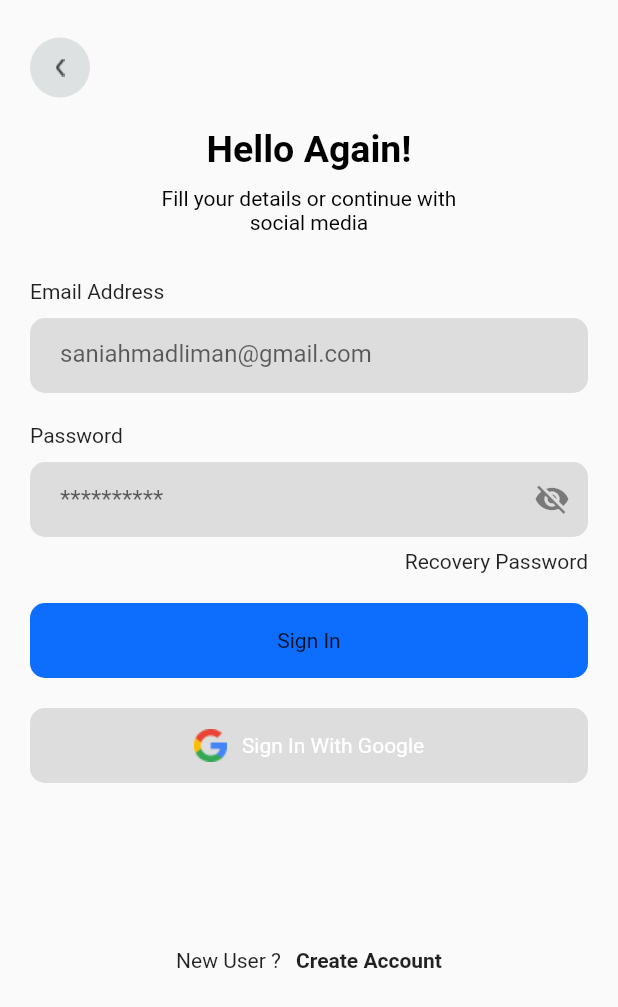
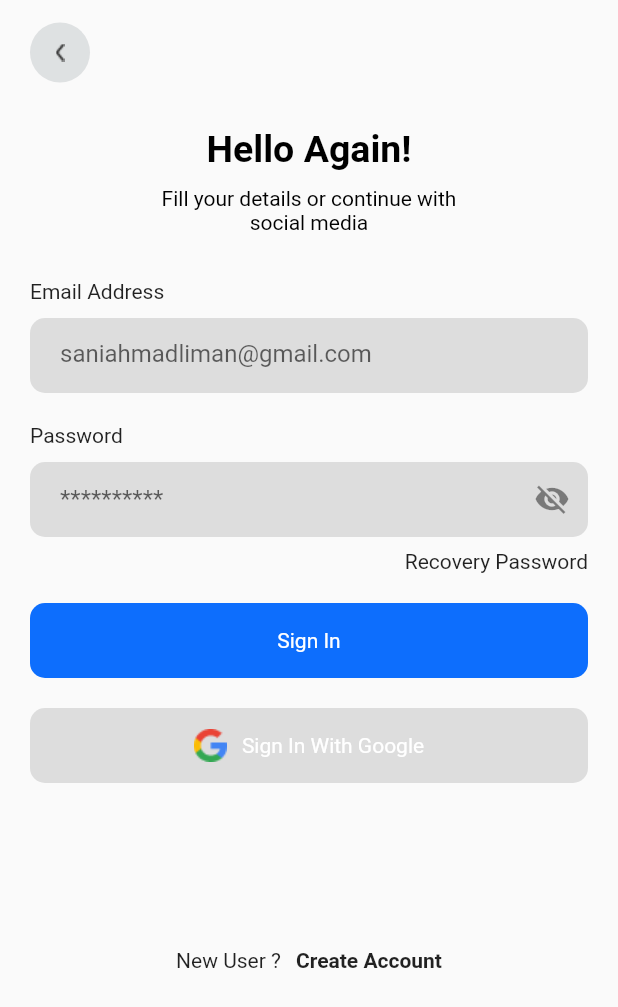
Before and after one commit to Ahmadsaniliman/Nike-Store-UI, a Flutter app: the SignInScreen screen opened by its route, on a phone screen of 412 x 824 dp. Shown: the top 1007 px of the screen. Run offline on Flutter 3.47's test engine with Material 2 defaults, Android fonts, the phone set to English and light mode, and no system bars; our stand-ins replace curved_navigation_bar.

Commit message:
fix some bugs

```diff
--- a/lib/Constants/routes.dart
+++ b/lib/Constants/routes.dart
@@ -3,9 +3,9 @@
 const loginRoute = '/login/';
 const forgotPasswordRoute = '/forgotPassword/';
 const optRoute = '/otpScreen/';
-const onBoardingScreenOneRoute = '//';
-const onBoardingScreenTwoRoute = '//';
-const onBoardingScreenThreeRoute = '//';
+const onBoardingScreenOneRoute = '/onBoardingScreen/';
+const onBoardingScreenTwoRoute = '/onBoardingScreen2/';
+const onBoardingScreenThreeRoute = '/onBoardingScreen3/';
 const searchRoute = '/searchScreen/';
 const favouriteRoute = '/favouriteScreen/';
 const profileRoute = '/profileScreen/';
--- a/lib/OnBoardingScreens/Components/on_boarding_screen_2.dart
+++ b/lib/OnBoardingScreens/Components/on_boarding_screen_2.dart
@@ -13,7 +13,7 @@
 class _OnBoardingScreen2State extends State<OnBoardingScreen2> {
   @override
   Widget build(BuildContext context) {
-    int _index = 1;
+    // int _index = 1;
     return Scaffold(
       body: Container(
         height: double.infinity,
@@ -77,7 +77,7 @@
                     children: [
                       ...List.generate(
                         3,
-                        (index) => ChangeRoller(index: index),
+                        (index) => const ChangeRoller(index: 1),
                       ),
                     ],
                   ),
@@ -95,7 +95,7 @@
                           onBoardingScreenThreeRoute,
                         );
                         setState(() {
-                          ChangeRoller(index: _index);
+                          const ChangeRoller(index: 1);
                         });
                       },
                       child: Container(
--- a/lib/OnBoardingScreens/Components/on_boarding_screen_3.dart
+++ b/lib/OnBoardingScreens/Components/on_boarding_screen_3.dart
@@ -87,7 +87,7 @@
                     child: GestureDetector(
                       onTap: () {
                         Navigator.of(context).pushNamed(
-                          homeScreenRoute,
+                          loginRoute,
                         );
                         setState(() {
                           ChangeRoller(index: _index);
--- a/lib/SignIn/sign_in.dart
+++ b/lib/SignIn/sign_in.dart
@@ -1,4 +1,5 @@
 import 'package:flutter/material.dart';
+import 'package:nike_store_ui/Constants/routes.dart';
 
 import '../Constants/colors.dart';
 
@@ -9,11 +10,15 @@
   Widget build(BuildContext context) {
     return Scaffold(
       body: Padding(
-        padding: const EdgeInsets.symmetric(
-          vertical: 25.0,
-          horizontal: 20.0,
+        padding: const EdgeInsets.only(
+          top: 15.0,
+          bottom: 25.0,
+          left: 20.0, right: 20.0,
+          //   vertical: 25.0,
+          //   horizontal: 20.0,
         ),
         child: SafeArea(
+          child: SingleChildScrollView(
             child: Column(
               crossAxisAlignment: CrossAxisAlignment.start,
               children: [
@@ -29,7 +34,7 @@
                   ),
                 ),
                 //
-              const SizedBox(height: 20.0),
+                const SizedBox(height: 30.0),
                 Center(
                   child: Column(
                     crossAxisAlignment: CrossAxisAlignment.center,
@@ -116,7 +121,13 @@
                         ),
                       ),
                       // Text
-                    Container(
+                      GestureDetector(
+                        onTap: () {
+                          Navigator.of(context).pushNamed(
+                            optRoute,
+                          );
+                        },
+                        child: Container(
                           height: 50.0,
                           width: double.infinity,
                           decoration: BoxDecoration(
@@ -124,7 +135,11 @@
                             borderRadius: BorderRadius.circular(10.0),
                           ),
                           child: const Center(
-                        child: Text('Sign In'),
+                            child: Text(
+                              'Sign In',
+                              style: TextStyle(color: whiteColor),
+                            ),
+                          ),
                         ),
                       ),
                       GestureDetector(
@@ -167,6 +182,11 @@
                           const Text('New User ?'),
                           const SizedBox(width: 10.0),
                           GestureDetector(
+                            onTap: () {
+                              Navigator.of(context).pushNamed(
+                                registerRoute,
+                              );
+                            },
                             child: const Text(
                               'Create Account',
                               style: TextStyle(
@@ -183,6 +203,7 @@
             ),
           ),
         ),
+      ),
     );
   }
 }
--- a/pubspec.yaml
+++ b/pubspec.yaml
@@ -35,9 +35,9 @@
   # Use with the CupertinoIcons class for iOS style icons.
   cupertino_icons: ^1.0.2
   curved_navigation_bar: ^1.0.3
-  firebase_core: ^2.4.1
-  firebase_analytics: ^10.1.0
-  firebase_auth: ^0.6.2+1
+  # firebase_core: ^2.4.1
+  # firebase_analytics: ^10.1.0
+  # firebase_auth: ^0.6.2+1
 
 dev_dependencies:
   flutter_test:
```
Also changed, not shown: lib/Register/register.dart (+25 -5 lines), lib/main.dart (+38 -1 lines), assets/images/liman.jpg (added), lib/firebase_options.dart, pubspec.lock, 1 other file. Lines whose indentation alone changed are shown as unchanged.
